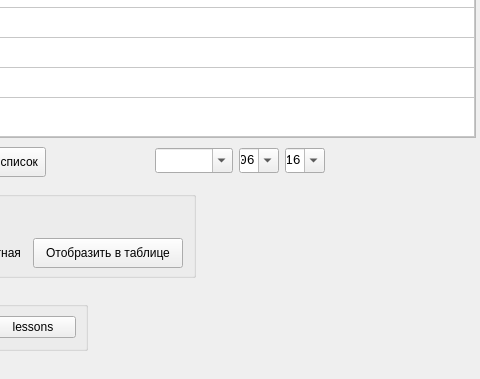
The window that mainwindow.ui (chalexyur/shnedule) describes before a commit, drawn with Qt 5; both pictures show x 215 to 695 and y 103 to 482 of the 939 by 482 pixel window.
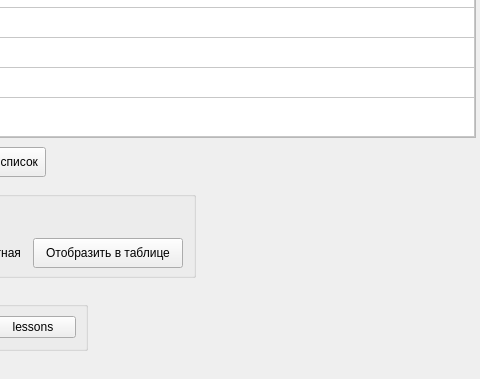
The same window after the commit. Icons and pictures are not drawn.

The edit to the form file:
```diff
--- a/mainwindow.ui
+++ b/mainwindow.ui
@@ -394,233 +394,6 @@
                     <bool>true</bool>
                 </property>
             </widget>
-            <widget class="QWidget" name="">
-                <property name="geometry">
-                    <rect>
-                        <x>370</x>
-                        <y>250</y>
-                        <width>170</width>
-                        <height>27</height>
-                    </rect>
-                </property>
-                <layout class="QGridLayout" name="gridLayout_3">
-                    <item row="0" column="0">
-                        <widget class="QComboBox" name="gr1ComboBox">
-                            <property name="minimumSize">
-                                <size>
-                                    <width>0</width>
-                                    <height>25</height>
-                                </size>
-                            </property>
-                            <property name="maximumSize">
-                                <size>
-                                    <width>80</width>
-                                    <height>16777215</height>
-                                </size>
-                            </property>
-                            <property name="font">
-                                <font>
-                                    <family>Consolas</family>
-                                    <pointsize>10</pointsize>
-                                </font>
-                            </property>
-                            <property name="editable">
-                                <bool>true</bool>
-                            </property>
-                            <property name="maxVisibleItems">
-                                <number>10</number>
-                            </property>
-                            <property name="insertPolicy">
-                                <enum>QComboBox::NoInsert</enum>
-                            </property>
-                            <property name="sizeAdjustPolicy">
-                                <enum>QComboBox::AdjustToContents</enum>
-                            </property>
-                            <property name="minimumContentsLength">
-                                <number>5</number>
-                            </property>
-                            <property name="frame">
-                                <bool>true</bool>
-                            </property>
-                            <property name="modelColumn">
-                                <number>0</number>
-                            </property>
-                        </widget>
-                    </item>
-                    <item row="0" column="1">
-                        <widget class="QComboBox" name="gr2ComboBox">
-                            <property name="minimumSize">
-                                <size>
-                                    <width>0</width>
-                                    <height>25</height>
-                                </size>
-                            </property>
-                            <property name="maximumSize">
-                                <size>
-                                    <width>40</width>
-                                    <height>16777215</height>
-                                </size>
-                            </property>
-                            <property name="font">
-                                <font>
-                                    <family>Consolas</family>
-                                    <pointsize>10</pointsize>
-                                    <weight>50</weight>
-                                    <italic>false</italic>
-                                    <bold>false</bold>
-                                    <underline>false</underline>
-                                    <stylestrategy>PreferDefault</stylestrategy>
-                                </font>
-                            </property>
-                            <property name="editable">
-                                <bool>true</bool>
-                            </property>
-                            <property name="currentIndex">
-                                <number>5</number>
-                            </property>
-                            <property name="maxVisibleItems">
-                                <number>10</number>
-                            </property>
-                            <property name="insertPolicy">
-                                <enum>QComboBox::NoInsert</enum>
-                            </property>
-                            <property name="sizeAdjustPolicy">
-                                <enum>QComboBox::AdjustToContents</enum>
-                            </property>
-                            <property name="minimumContentsLength">
-                                <number>2</number>
-                            </property>
-                            <property name="frame">
-                                <bool>true</bool>
-                            </property>
-                            <property name="modelColumn">
-                                <number>0</number>
-                            </property>
-                            <item>
-                                <property name="text">
-                                    <string>01</string>
-                                </property>
-                            </item>
-                            <item>
-                                <property name="text">
-                                    <string>02</string>
-                                </property>
-                            </item>
-                            <item>
-                                <property name="text">
-                                    <string>03</string>
-                                </property>
-                            </item>
-                            <item>
-                                <property name="text">
-                                    <string>04</string>
-                                </property>
-                            </item>
-                            <item>
-                                <property name="text">
-                                    <string>05</string>
-                                </property>
-                            </item>
-                            <item>
-                                <property name="text">
-                                    <string>06</string>
-                                </property>
-                            </item>
-                            <item>
-                                <property name="text">
-                                    <string>07</string>
-                                </property>
-                            </item>
-                            <item>
-                                <property name="text">
-                                    <string>08</string>
-                                </property>
-                            </item>
-                            <item>
-                                <property name="text">
-                                    <string>09</string>
-                                </property>
-                            </item>
-                            <item>
-                                <property name="text">
-                                    <string>10</string>
-                                </property>
-                            </item>
-                            <item>
-                                <property name="text">
-                                    <string>11</string>
-                                </property>
-                            </item>
-                        </widget>
-                    </item>
-                    <item row="0" column="2">
-                        <widget class="QComboBox" name="gr3ComboBox">
-                            <property name="minimumSize">
-                                <size>
-                                    <width>0</width>
-                                    <height>25</height>
-                                </size>
-                            </property>
-                            <property name="maximumSize">
-                                <size>
-                                    <width>40</width>
-                                    <height>16777215</height>
-                                </size>
-                            </property>
-                            <property name="font">
-                                <font>
-                                    <family>Consolas</family>
-                                    <pointsize>10</pointsize>
-                                </font>
-                            </property>
-                            <property name="editable">
-                                <bool>true</bool>
-                            </property>
-                            <property name="currentIndex">
-                                <number>2</number>
-                            </property>
-                            <property name="maxVisibleItems">
-                                <number>10</number>
-                            </property>
-                            <property name="insertPolicy">
-                                <enum>QComboBox::NoInsert</enum>
-                            </property>
-                            <property name="sizeAdjustPolicy">
-                                <enum>QComboBox::AdjustToContents</enum>
-                            </property>
-                            <property name="minimumContentsLength">
-                                <number>2</number>
-                            </property>
-                            <property name="frame">
-                                <bool>true</bool>
-                            </property>
-                            <property name="modelColumn">
-                                <number>0</number>
-                            </property>
-                            <item>
-                                <property name="text">
-                                    <string>14</string>
-                                </property>
-                            </item>
-                            <item>
-                                <property name="text">
-                                    <string>15</string>
-                                </property>
-                            </item>
-                            <item>
-                                <property name="text">
-                                    <string>16</string>
-                                </property>
-                            </item>
-                            <item>
-                                <property name="text">
-                                    <string>17</string>
-                                </property>
-                            </item>
-                        </widget>
-                    </item>
-                </layout>
-            </widget>
             <zorder>comboBox</zorder>
             <zorder>weekLabel</zorder>
             <zorder>label_2</zorder>
```
Left out of the diff: 5 changed lines with no effect on the pictures.
